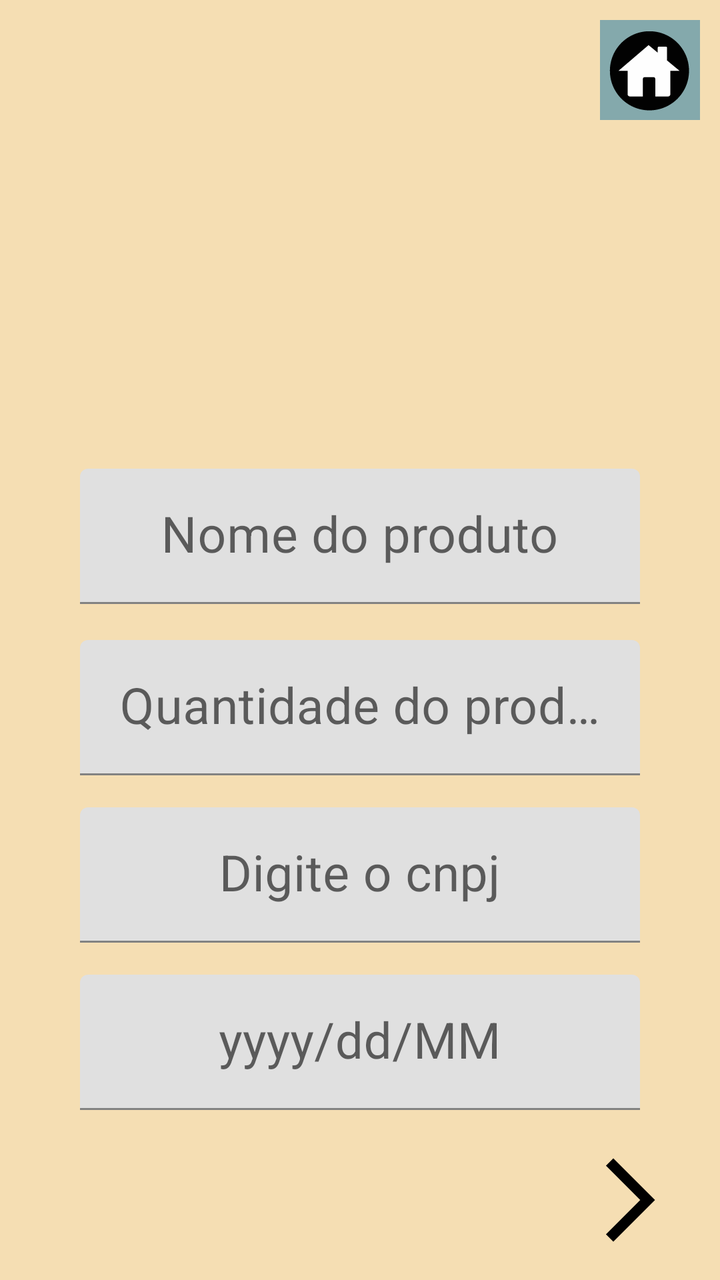
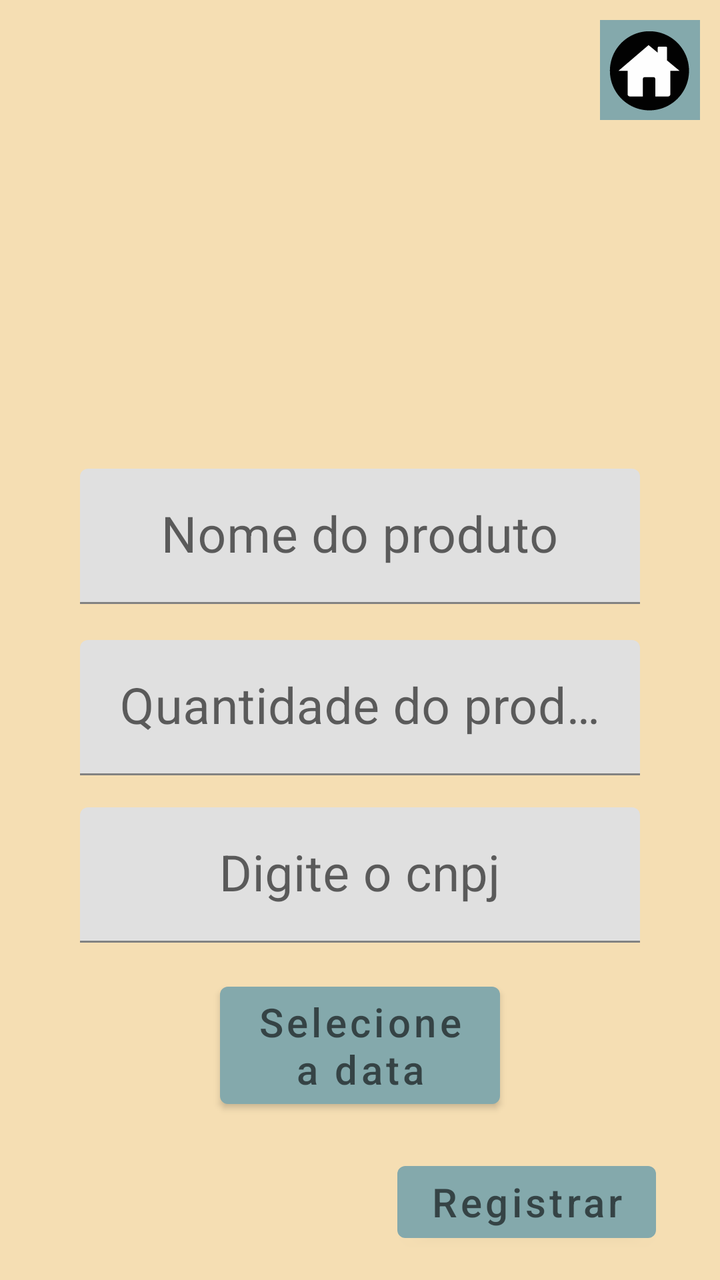

Before-and-after screenshots of an Android layout around one commit, followed by the original layout XML and the change that was made.
<!-- AndroidManifest.xml: application theme Theme.GHandApp -->
<!-- res/layout/activity_agendaproduct.xml -->
<?xml version="1.0" encoding="utf-8"?>
<layout
    xmlns:tools="http://schemas.android.com/tools"
    xmlns:android="http://schemas.android.com/apk/res/android"
    xmlns:app="http://schemas.android.com/apk/res-auto">
    <androidx.constraintlayout.widget.ConstraintLayout
        android:layout_width="match_parent"
        android:layout_height="match_parent"
        tools:context=".agenda.agendaProduto.view.AgendaProductActivity"
        android:background="@color/Wheat">




        <com.google.android.material.textfield.TextInputLayout
            android:id="@+id/ti_nameProdcut"
            android:layout_width="match_parent"
            android:layout_height="wrap_content"
            app:layout_constraintStart_toStartOf="parent"
            app:layout_constraintEnd_toEndOf="parent"
            android:layout_marginBottom="18dp"
            app:layout_constraintTop_toTopOf="parent"
            app:layout_constraintBottom_toTopOf="@+id/ti_amount"
            app:layout_constraintVertical_chainStyle="packed"
            >

            <com.google.android.material.textfield.TextInputEditText
                android:layout_width="match_parent"
                android:layout_height="wrap_content"
                android:id="@+id/nameProduct"
                android:hint="@string/nameProduct"
                android:textSize="25sp"
                android:gravity="center"
                android:layout_marginHorizontal="40dp"
                />

        </com.google.android.material.textfield.TextInputLayout>



        <com.google.android.material.textfield.TextInputLayout
            android:id="@+id/ti_amount"
            android:layout_width="match_parent"
            android:layout_height="wrap_content"
            android:layout_marginBottom="18dp"
            app:layout_constraintStart_toStartOf="parent"
            app:layout_constraintEnd_toEndOf="parent"
            app:layout_constraintTop_toBottomOf="@id/ti_nameProdcut"
            app:layout_constraintBottom_toBottomOf="parent">
            <EditText
                android:id="@+id/amount"
                android:layout_width="match_parent"
                android:layout_height="wrap_content"
                android:hint="@string/amount"
                android:textSize="25sp"
                android:gravity="center"
                android:layout_marginHorizontal="40dp"
                />

        </com.google.android.material.textfield.TextInputLayout>


        <com.google.android.material.textfield.TextInputLayout
            android:id="@+id/ti_dateTime"
            android:layout_width="match_parent"
            android:layout_height="wrap_content"
            android:layout_marginTop="16dp"
            app:layout_constraintEnd_toEndOf="parent"
            app:layout_constraintHorizontal_bias="0.0"
            app:layout_constraintStart_toStartOf="parent"
            app:layout_constraintTop_toBottomOf="@id/ti_cnpj">

            <EditText
                android:id="@+id/agenda"
                android:layout_width="match_parent"
                android:layout_height="wrap_content"
                android:hint="yyyy/dd/MM"
                android:textSize="25sp"
                android:gravity="center"
                android:layout_marginHorizontal="40dp"
                />


        </com.google.android.material.textfield.TextInputLayout>


        <com.google.android.material.textfield.TextInputLayout
            android:id="@+id/ti_cnpj"
            android:layout_width="match_parent"
            android:layout_height="wrap_content"
            android:layout_marginTop="16dp"
            app:layout_constraintEnd_toEndOf="parent"
            app:layout_constraintHorizontal_bias="0.0"
            app:layout_constraintStart_toStartOf="parent"
            app:layout_constraintTop_toBottomOf="@id/ti_amount">

            <EditText
                android:id="@+id/cnpjAgendaSet"
                android:layout_width="match_parent"
                android:layout_height="wrap_content"
                android:hint="Digite o cnpj"
                android:textSize="25sp"
                android:gravity="center"
                android:layout_marginHorizontal="40dp"
                />

        </com.google.android.material.textfield.TextInputLayout>

        <ImageButton
            android:id="@+id/agendarData"
            android:layout_width="50dp"
            android:layout_height="50dp"
            app:layout_constraintBottom_toBottomOf="parent"
            app:layout_constraintEnd_toEndOf="parent"
            android:layout_marginEnd="20dp"
            android:layout_marginBottom="15dp"
            android:background="@drawable/arrow_icon"
            />

        <ImageButton
            android:id="@+id/icon_home"
            android:layout_width="50dp"
            android:layout_height="50dp"
            android:background="@drawable/home_icon_vector"
            app:layout_constraintTop_toTopOf="parent"
            app:layout_constraintEnd_toEndOf="parent"
            android:layout_margin="10dp"
            />


        <ProgressBar
            android:id="@+id/pb_loading"
            android:layout_width="wrap_content"
            android:layout_height="wrap_content"
            android:visibility="gone"
            app:layout_constraintBottom_toBottomOf="parent"
            app:layout_constraintEnd_toEndOf="parent"
            app:layout_constraintStart_toStartOf="parent"
            app:layout_constraintTop_toTopOf="parent" />



    </androidx.constraintlayout.widget.ConstraintLayout>
</layout>
<!-- resources referenced by this layout -->
<resources>
  <color name="Wheat">#F5DEB3</color>
  <!-- drawable arrow_icon (drawable) -->
  <vector xmlns:android="http://schemas.android.com/apk/res/android" android:autoMirrored="true" android:height="24dp" android:tint="#000000" android:viewportHeight="24" android:viewportWidth="24" android:width="24dp">
        
      <path android:fillColor="@android:color/white" android:pathData="M6.23,20.23l1.77,1.77l10,-10l-10,-10l-1.77,1.77l8.23,8.23z"/>
      
  </vector>
  <!-- drawable home_icon_vector: vector/xml drawable (drawable, 34157 chars, omitted) -->
  <string name="amount">Quantidade do produto</string>
  <string name="nameProduct">Nome do produto</string>
  <style name="Theme.GHandApp" parent="Theme.MaterialComponents.DayNight.NoActionBar">
          
          <item name="colorPrimary">@color/Weak_green</item>
          <item name="colorPrimaryVariant">@color/purple_700</item>
          <item name="colorOnPrimary">@color/white</item>
          
          <item name="colorSecondary">@color/teal_200</item>
          <item name="colorSecondaryVariant">@color/teal_700</item>
          <item name="colorOnSecondary">@color/black</item>
          
          <item name="android:statusBarColor" tools:targetApi="l">?attr/colorPrimaryVariant</item>
          
      </style>
  <color name="Weak_green">#84A9AC</color>
  <color name="purple_700">#FF3700B3</color>
  <color name="white">#FFFFFFFF</color>
  <color name="teal_200">#FF03DAC5</color>
  <color name="teal_700">#FF018786</color>
  <color name="black">#FF000000</color>
</resources>

<!-- the commit's change to res/layout/activity_agendaproduct.xml (unified diff, before → after) -->
@@ -70,15 +70,24 @@
             app:layout_constraintStart_toStartOf="parent"
             app:layout_constraintTop_toBottomOf="@id/ti_cnpj">
 
-            <EditText
-                android:id="@+id/agenda"
-                android:layout_width="match_parent"
+            <Button
+                android:id="@+id/dateAgendaProd"
+                android:layout_width="140dp"
                 android:layout_height="wrap_content"
-                android:hint="yyyy/dd/MM"
-                android:textSize="25sp"
-                android:gravity="center"
-                android:layout_marginHorizontal="40dp"
+                android:layout_gravity="center"
+                android:hint="Selecione a data"
+                android:textSize="20sp"
                 />
+
+
+
+
+
+
+
+
+
+
 
 
         </com.google.android.material.textfield.TextInputLayout>
@@ -106,15 +115,16 @@
 
         </com.google.android.material.textfield.TextInputLayout>
 
-        <ImageButton
-            android:id="@+id/agendarData"
-            android:layout_width="50dp"
-            android:layout_height="50dp"
+        <Button
+            android:id="@+id/registerAgendaProduto"
+            android:layout_width="wrap_content"
+            android:layout_height="wrap_content"
+            android:layout_marginBottom="15dp"
+            android:layout_marginEnd="32dp"
+            android:hint="@string/register"
+            android:textSize="20sp"
+            app:layout_constraintEnd_toEndOf="parent"
             app:layout_constraintBottom_toBottomOf="parent"
-            app:layout_constraintEnd_toEndOf="parent"
-            android:layout_marginEnd="20dp"
-            android:layout_marginBottom="15dp"
-            android:background="@drawable/arrow_icon"
             />
 
         <ImageButton
<!-- resource entries referenced after the edit -->
@@ -1,15 +1,10 @@
 <!-- resources referenced by this layout -->
 <resources>
   <color name="Wheat">#F5DEB3</color>
-  <!-- drawable arrow_icon (drawable) -->
-  <vector xmlns:android="http://schemas.android.com/apk/res/android" android:autoMirrored="true" android:height="24dp" android:tint="#000000" android:viewportHeight="24" android:viewportWidth="24" android:width="24dp">
-        
-      <path android:fillColor="@android:color/white" android:pathData="M6.23,20.23l1.77,1.77l10,-10l-10,-10l-1.77,1.77l8.23,8.23z"/>
-      
-  </vector>
   <!-- drawable home_icon_vector: vector/xml drawable (drawable, 34157 chars, omitted) -->
   <string name="amount">Quantidade do produto</string>
   <string name="nameProduct">Nome do produto</string>
+  <string name="register">Registrar</string>
   <style name="Theme.GHandApp" parent="Theme.MaterialComponents.DayNight.NoActionBar">
           
           <item name="colorPrimary">@color/Weak_green</item>
